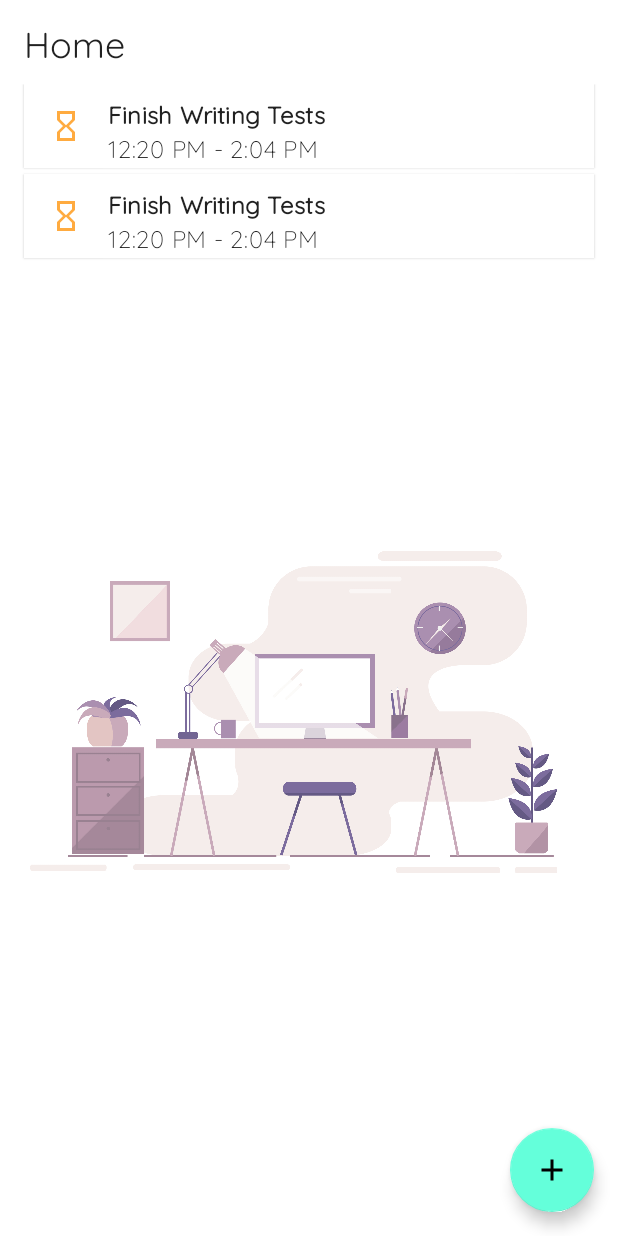
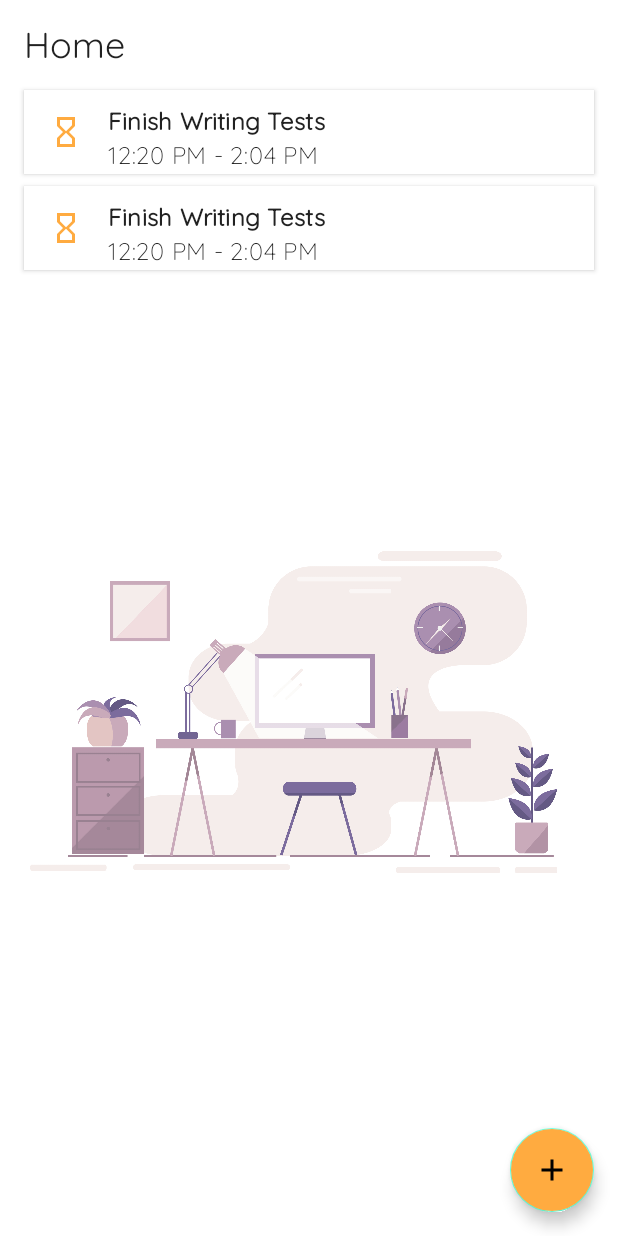
Before and after one commit to odaridavid/Tuli, an Android app: the layout activity_main.xml on its own in the app's theme, with its tools: preview values and no code run, on a phone screen of 412 x 824 dp. Run offline under Robolectric (Android 15) with nearby library versions, the phone set to English and light mode, and no system bars.

Commit message:
ui tweaks

```diff
--- a/app/src/main/java/com/github/odaridavid/tuli/tasks/AddTasksActivity.kt
+++ b/app/src/main/java/com/github/odaridavid/tuli/tasks/AddTasksActivity.kt
@@ -9,7 +9,6 @@ import com.github.odaridavid.tuli.R
 import com.github.odaridavid.tuli.base.BaseActivity
 import com.github.odaridavid.tuli.commons.navigateTo
 import com.github.odaridavid.tuli.commons.requireNotBlank
-import com.github.odaridavid.tuli.commons.showToast
 import dagger.android.AndroidInjection
 import org.threeten.bp.ZonedDateTime
 
@@ -33,9 +32,6 @@ class AddTasksActivity : BaseActivity() {
         }
 
         taskTitleEditText = findViewById(R.id.task_title_edit_text)
-
-        showToast(getCurrentTime())
-
     }
 
     fun onStartTask(view: View) {
--- a/app/src/main/res/layout/activity_add_tasks.xml
+++ b/app/src/main/res/layout/activity_add_tasks.xml
@@ -9,7 +9,7 @@
     <androidx.appcompat.widget.Toolbar
         android:id="@+id/add_task_toolbar"
         android:layout_width="match_parent"
-        android:layout_height="wrap_content"
+        android:layout_height="?actionBarSize"
         app:layout_constraintTop_toTopOf="parent"
         app:title="Add Task"
         app:titleTextAppearance="@style/TextAppearance.MaterialComponents.Headline5" />
--- a/app/src/main/res/layout/activity_main.xml
+++ b/app/src/main/res/layout/activity_main.xml
@@ -9,7 +9,7 @@
     <androidx.appcompat.widget.Toolbar
         android:id="@+id/main_toolbar"
         android:layout_width="match_parent"
-        android:layout_height="wrap_content"
+        android:layout_height="?actionBarSize"
         app:layout_constraintTop_toTopOf="parent"
         app:title="@string/title_home"
         app:titleTextAppearance="@style/TextAppearance.MaterialComponents.Headline5" />
@@ -39,6 +39,7 @@
         android:layout_width="match_parent"
         android:layout_height="wrap_content"
         android:orientation="vertical"
+        android:clipToPadding="false"
         app:layoutManager="androidx.recyclerview.widget.LinearLayoutManager"
         app:layout_constraintEnd_toEndOf="parent"
         app:layout_constraintStart_toStartOf="parent"
@@ -53,6 +54,7 @@
         android:layout_margin="@dimen/fab_margin_default"
         android:onClick="navigateToAddNewTask"
         android:src="@drawable/ic_add"
+        android:backgroundTint="?colorPrimary"
         app:layout_constraintBottom_toBottomOf="parent"
         app:layout_constraintEnd_toEndOf="parent" />
 
--- a/app/src/main/res/layout/item_task.xml
+++ b/app/src/main/res/layout/item_task.xml
@@ -4,11 +4,13 @@
     xmlns:tools="http://schemas.android.com/tools"
     android:layout_width="match_parent"
     android:layout_height="wrap_content"
-    android:layout_marginBottom="@dimen/smallest_margin"
-    app:cardCornerRadius="0dp"
+    android:layout_marginTop="@dimen/smallest_margin"
     android:layout_marginStart="@dimen/default_margin"
     android:layout_marginEnd="@dimen/default_margin"
-    app:cardBackgroundColor="#ffffff">
+    android:layout_marginBottom="@dimen/smallest_margin"
+    app:cardBackgroundColor="#ffffff"
+    app:cardCornerRadius="@dimen/card_corner_radius"
+    app:cardElevation="@dimen/card_elevation">
 
     <androidx.constraintlayout.widget.ConstraintLayout
         android:layout_width="match_parent"
--- a/app/src/main/res/values/dimens.xml
+++ b/app/src/main/res/values/dimens.xml
@@ -5,4 +5,6 @@
     <dimen name="fab_margin_default">16dp</dimen>
     <dimen name="small_margin">8dp</dimen>
     <dimen name="smallest_margin">4dp</dimen>
+    <dimen name="card_elevation">2dp</dimen>
+    <dimen name="card_corner_radius">0dp</dimen>
 </resources>
```
Also changed, not shown: app/src/main/java/com/github/odaridavid/tuli/MainActivity.kt (+5 -5 lines).
